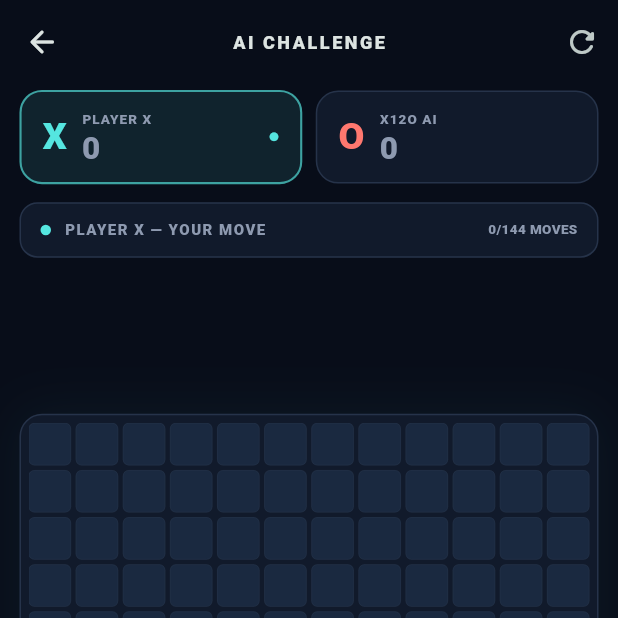
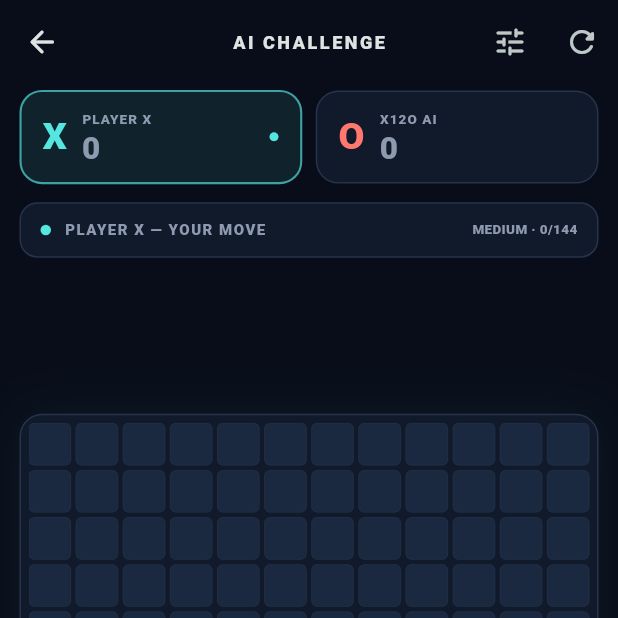
Before and after one commit to sbikazis/X12O, a Flutter app: the screen it shows after launch, after a tap on "AI CHALLENGE", on a phone screen of 412 x 824 dp, the top half of it. Run offline on Flutter 3.47's test engine with Material 3 defaults, Android fonts, the phone set to English and light mode, and no system bars; our stand-ins replace shared_preferences.

Commit message:
Save completed matches and add selectable AI difficulty

```diff
--- a/lib/screens/game_screen.dart
+++ b/lib/screens/game_screen.dart
@@ -3,6 +3,7 @@ import '../app.dart';
 import '../game/ai_opponent.dart';
 import '../game/game_engine.dart';
 import '../game/game_state.dart';
+import '../game/match_repository.dart';
 
 class GameScreen extends StatefulWidget {
   const GameScreen({super.key, this.vsAi = false});
@@ -14,6 +15,8 @@ class GameScreen extends StatefulWidget {
 class _GameScreenState extends State<GameScreen> {
   GameState state = GameState();
   bool aiThinking = false;
+  bool _recorded = false;
+  AiDifficulty difficulty = AiDifficulty.medium;
 
   void _move(int index) {
     if (state.finished || state.board[index] != null || aiThinking || (widget.vsAi && state.turn == Mark.o)) return;
@@ -31,7 +34,7 @@ class _GameScreenState extends State<GameScreen> {
     setState(() => aiThinking = true);
     Future<void>.delayed(const Duration(milliseconds: 520), () {
       if (!mounted || state.finished || state.turn != Mark.o) return;
-      final index = AiOpponent.chooseMove(state, difficulty: AiDifficulty.hard);
+      final index = AiOpponent.chooseMove(state, difficulty: difficulty);
       setState(() {
         state = GameEngine.play(state, index);
         aiThinking = false;
@@ -42,7 +45,12 @@ class _GameScreenState extends State<GameScreen> {
     });
   }
 
-  void _result() {
+  Future<void> _result() async {
+    if (!_recorded) {
+      _recorded = true;
+      await MatchRepository.record(mode: widget.vsAi ? 'AI / ' + difficulty.name : 'Classic local', xScore: state.xScore, oScore: state.oScore, moves: state.moves);
+    }
+    if (!mounted) return;
     final title = state.winner == null ? 'A PERFECT DRAW' : 'PLAYER ' + state.winner!.symbol + ' WINS';
     showDialog<void>(context: context, barrierDismissible: false, builder: (dialogContext) => AlertDialog(
       backgroundColor: Palette.panel,
@@ -56,7 +64,7 @@ class _GameScreenState extends State<GameScreen> {
         const Text('The board is full. Every line counted.', textAlign: TextAlign.center, style: TextStyle(color: Palette.muted, fontSize: 12)),
       ]),
       actions: [
-        FilledButton(onPressed: () { Navigator.pop(dialogContext); setState(() => state = GameState()); }, child: const Text('PLAY AGAIN')),
+        FilledButton(onPressed: () { Navigator.pop(dialogContext); setState(() { state = GameState(); _recorded = false; aiThinking = false; }); }, child: const Text('PLAY AGAIN')),
         TextButton(onPressed: () { Navigator.pop(dialogContext); Navigator.pop(context); }, child: const Text('HOME')),
       ],
     ));
@@ -70,7 +78,15 @@ class _GameScreenState extends State<GameScreen> {
       appBar: AppBar(
         leading: IconButton(onPressed: () => Navigator.pop(context), icon: const Icon(Icons.arrow_back_rounded)),
         title: Text(widget.vsAi ? 'AI CHALLENGE' : 'CLASSIC MATCH', style: TextStyle(fontSize: 12, fontWeight: FontWeight.w900, letterSpacing: 1.7)),
-        actions: [IconButton(onPressed: () => setState(() { state = GameState(); aiThinking = false; }), icon: const Icon(Icons.refresh_rounded), tooltip: 'Restart')],
+        actions: [
+          if (widget.vsAi) PopupMenuButton<AiDifficulty>(
+            tooltip: 'AI difficulty',
+            icon: const Icon(Icons.tune_rounded),
+            onSelected: (value) => setState(() { difficulty = value; state = GameState(); _recorded = false; aiThinking = false; }),
+            itemBuilder: (_) => AiDifficulty.values.map((d) => PopupMenuItem(value: d, child: Text(d.name.toUpperCase() + (d == difficulty ? '  ✓' : '')))).toList(),
+          ),
+          IconButton(onPressed: () => setState(() { state = GameState(); _recorded = false; aiThinking = false; }), icon: const Icon(Icons.refresh_rounded), tooltip: 'Restart'),
+        ],
       ),
       body: SafeArea(child: Padding(padding: const EdgeInsets.fromLTRB(13, 4, 13, 12), child: Column(children: [
         Row(children: [
@@ -85,7 +101,7 @@ class _GameScreenState extends State<GameScreen> {
             Container(width: 7, height: 7, decoration: BoxDecoration(shape: BoxShape.circle, color: xTurn ? Palette.cyan : Palette.coral)),
             const SizedBox(width: 9),
             Expanded(child: Text(state.finished ? 'MATCH COMPLETE' : 'PLAYER ' + state.turn.symbol + ' — YOUR MOVE', style: const TextStyle(fontSize: 10, fontWeight: FontWeight.w900, letterSpacing: 1))),
-            Text(state.moves.toString() + '/144 MOVES', style: const TextStyle(color: Palette.muted, fontSize: 9, fontWeight: FontWeight.w800)),
+            Text(widget.vsAi ? difficulty.name.toUpperCase() + ' · ' + state.moves.toString() + '/144' : state.moves.toString() + '/144 MOVES', style: const TextStyle(color: Palette.muted, fontSize: 9, fontWeight: FontWeight.w800)),
           ]),
         ),
         const SizedBox(height: 12),
```
